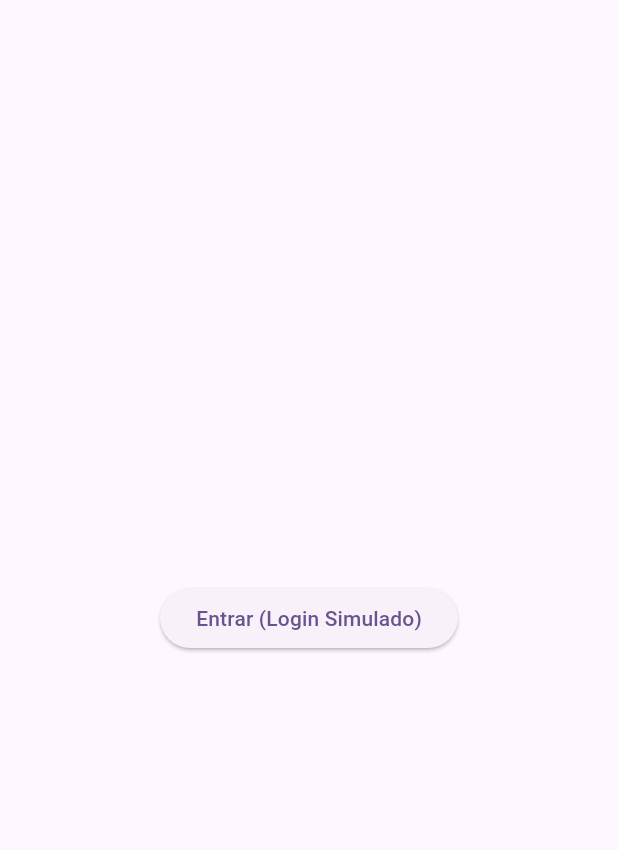
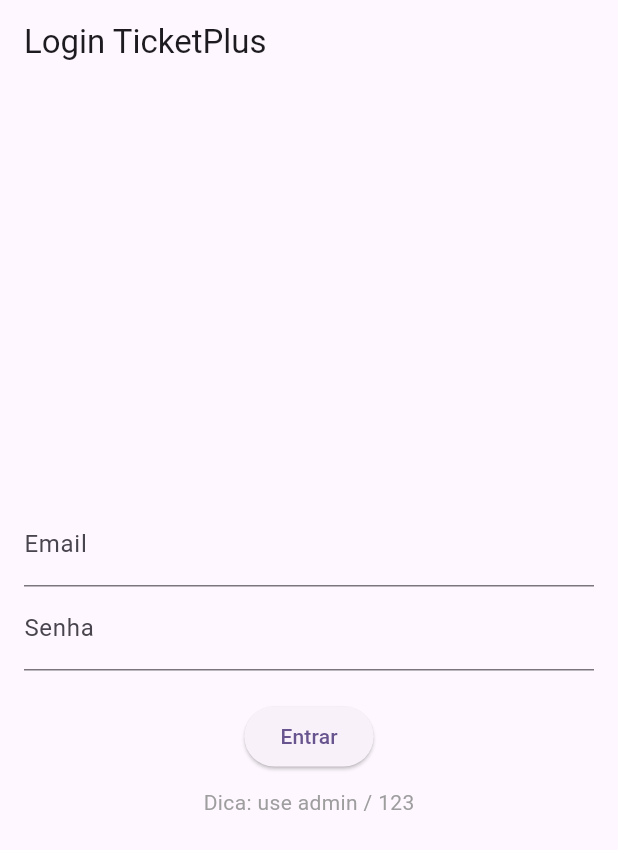
Before and after one commit to ronieldias/ticketplus, a Flutter app: the screen it shows after launch, on a phone screen of 412 x 824 dp. Shown: the top 850 px of the screen. Run offline on Flutter 3.47's test engine with Material 3 defaults, Android fonts, the phone set to English and light mode, and no system bars; our stand-ins replace google_maps_flutter, sqflite; accounts and stored records are empty.

Commit message:
reorganizacao de pastas e implementacao de login

```diff
--- /dev/null
+++ b/lib/screens/login_screen.dart
@@ -0,0 +1,77 @@
+import 'package:flutter/material.dart';
+import '../database_helper.dart';
+import '../session_manager.dart';
+import '../main.dart'; // Para acessar MapaPrincipal
+
+class LoginScreen extends StatefulWidget {
+  const LoginScreen({super.key});
+
+  @override
+  State<LoginScreen> createState() => _LoginScreenState();
+}
+
+class _LoginScreenState extends State<LoginScreen> {
+  final _emailController = TextEditingController();
+  final _senhaController = TextEditingController();
+  bool _isLoading = false;
+
+  void _fazerLogin() async {
+    setState(() => _isLoading = true);
+
+    final db = await DatabaseHelper().database;
+    final List<Map> users = await db.query('usuarios',
+      where: 'email = ? AND senha = ?',
+      whereArgs: [_emailController.text.trim(), _senhaController.text.trim()]
+    );
+
+    setState(() => _isLoading = false);
+
+    if (users.isNotEmpty) {
+      // Login Sucesso
+      SessionManager().login(users.first['id'], users.first['email']);
+      if (mounted) {
+        Navigator.pushReplacement(context, MaterialPageRoute(builder: (_) => const MapaPrincipal()));
+      }
+    } else {
+      // Login Falha
+      if (mounted) {
+        ScaffoldMessenger.of(context).showSnackBar(
+          const SnackBar(content: Text("Email ou senha inválidos")),
+        );
+      }
+    }
+  }
+
+  @override
+  Widget build(BuildContext context) {
+    return Scaffold(
+      appBar: AppBar(title: const Text("Login TicketPlus")),
+      body: Padding(
+        padding: const EdgeInsets.all(16.0),
+        child: Column(
+          mainAxisAlignment: MainAxisAlignment.center,
+          children: [
+            TextField(
+              controller: _emailController,
+              decoration: const InputDecoration(labelText: "Email"),
+            ),
+            TextField(
+              controller: _senhaController,
+              decoration: const InputDecoration(labelText: "Senha"),
+              obscureText: true,
+            ),
+            const SizedBox(height: 20),
+            _isLoading
+              ? const CircularProgressIndicator()
+              : ElevatedButton(
+                  onPressed: _fazerLogin,
+                  child: const Text("Entrar"),
+                ),
+            const SizedBox(height: 10),
+            const Text("Dica: use admin / 123", style: TextStyle(color: Colors.grey))
+          ],
+        ),
+      ),
+    );
+  }
+}
--- /dev/null
+++ b/lib/session_manager.dart
@@ -0,0 +1,20 @@
+class SessionManager {
+  static final SessionManager _instance = SessionManager._internal();
+  factory SessionManager() => _instance;
+  SessionManager._internal();
+
+  int? usuarioLogadoId;
+  String? usuarioEmail;
+
+  void login(int id, String email) {
+    usuarioLogadoId = id;
+    usuarioEmail = email;
+  }
+
+  void logout() {
+    usuarioLogadoId = null;
+    usuarioEmail = null;
+  }
+
+  bool get isLoggedIn => usuarioLogadoId != null;
+}
```
Also changed, not shown: lib/database_helper.dart (+81 -12 lines), lib/main.dart (+52 -57 lines), lib/models/estabelecimento.dart (+18 -7 lines), lib/models/filtros.dart (added), lib/models/usuario.dart (added), lib/screens/busca_screen.dart (added), lib/screens/form_screen.dart (added), lib/screens/mapa_screen.dart (added), lib/widgets/filtro_bandeira.dart (added), pubspec.lock, 4 other files.
